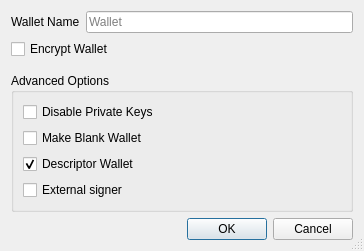
This is src/qt/forms/createwalletdialog.ui in genisyskernel/koyotecoin as Qt 5 draws it before an edit. The edited form follows.
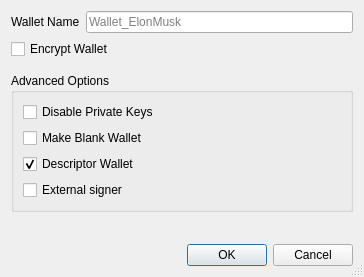
This is the edited form.

Commit message:
koyotecoin: update new chain - src/qt/forms/createwalletdialog.ui
Koyotecoin: Update New Chain - src/qt/forms/createwalletdialog.ui

What changed in the file:
```diff
--- a/src/qt/forms/createwalletdialog.ui
+++ b/src/qt/forms/createwalletdialog.ui
@@ -7,7 +7,7 @@
     <x>0</x>
     <y>0</y>
     <width>364</width>
-    <height>249</height>
+    <height>277</height>
    </rect>
   </property>
   <property name="windowTitle">
@@ -35,7 +35,7 @@
         </size>
        </property>
        <property name="placeholderText">
-        <string>Wallet</string>
+        <string>Wallet_ElonMusk</string>
        </property>
       </widget>
      </item>
```
